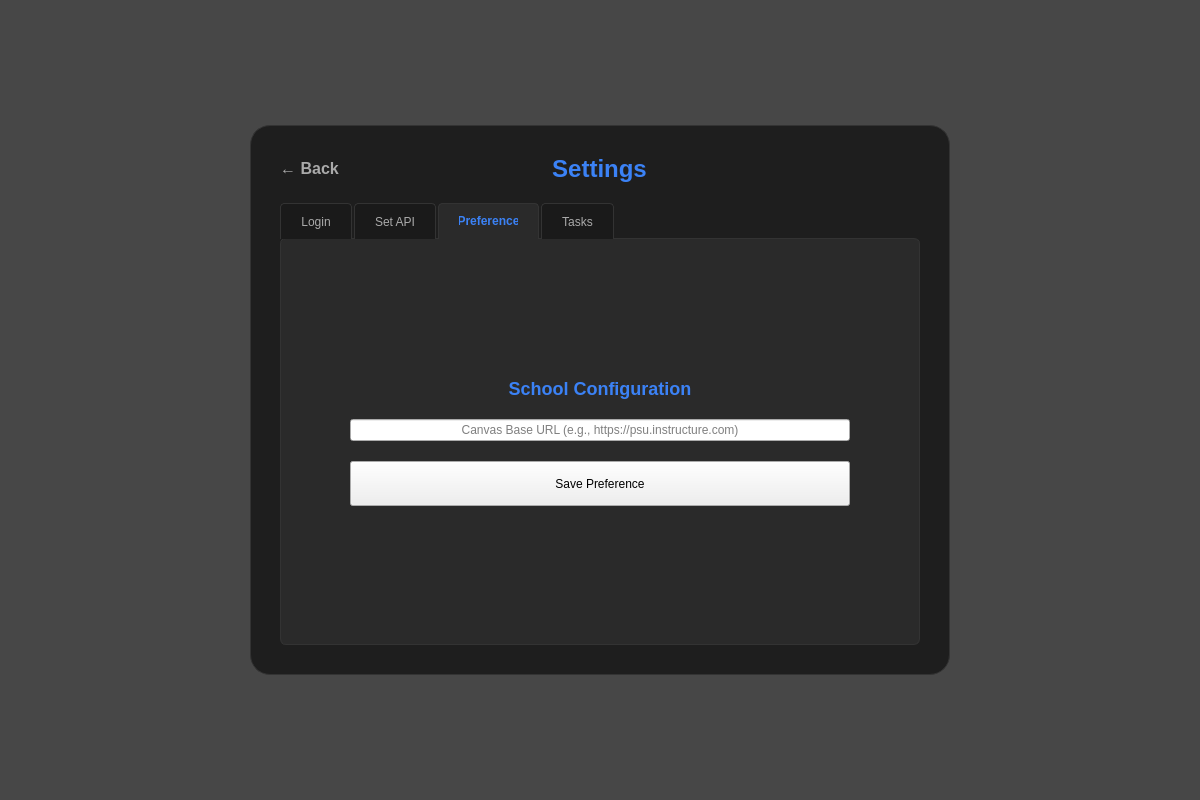
Before: the Qt Designer form gui/ui/settings_overlay.ui in s1lently/canvas_decon, drawn with Qt 5.
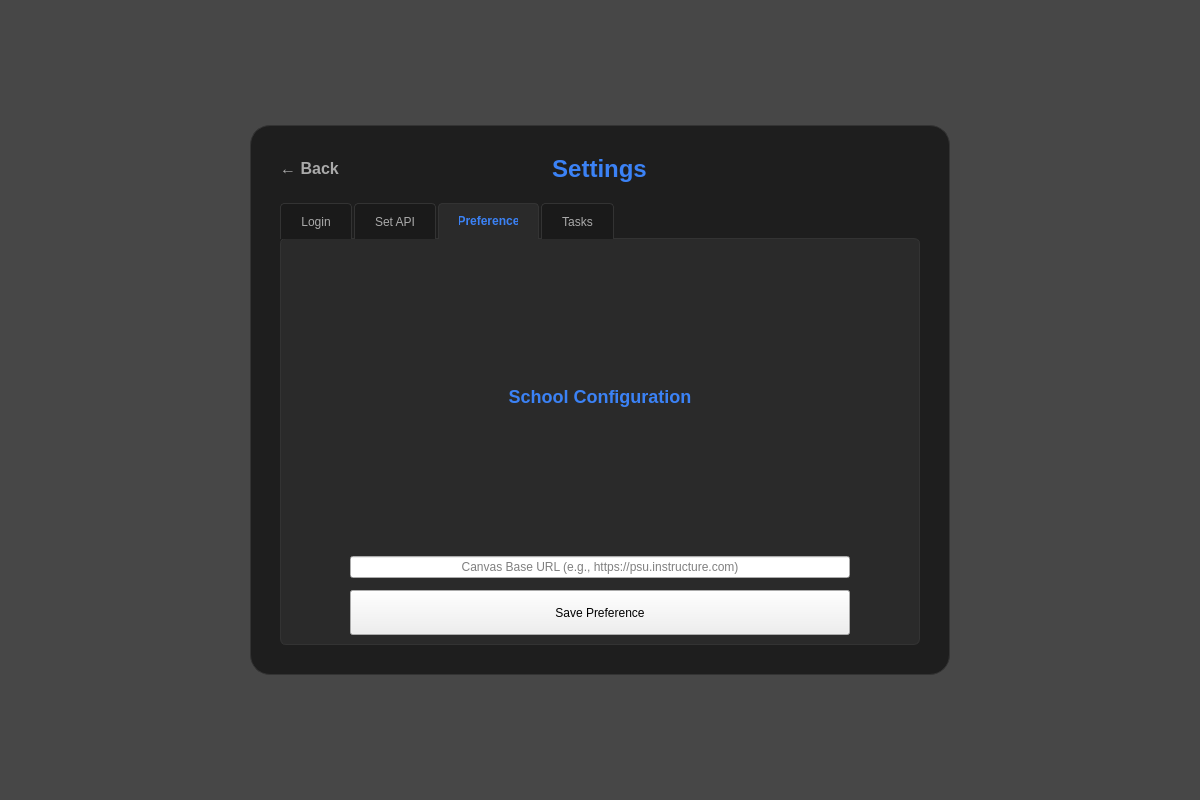
After: the same form once the commit is applied. The open tabs and pages were chosen to show the change.

The edit to the form file:
```diff
--- a/gui/ui/settings_overlay.ui
+++ b/gui/ui/settings_overlay.ui
@@ -612,19 +612,6 @@
             <string>Preference</string>
            </attribute>
            <layout class="QVBoxLayout" name="preferenceTabLayout">
-            <item>
-             <spacer name="prefTopSpacer">
-              <property name="orientation">
-               <enum>Qt::Vertical</enum>
-              </property>
-              <property name="sizeHint" stdset="0">
-               <size>
-                <width>20</width>
-                <height>40</height>
-               </size>
-              </property>
-             </spacer>
-            </item>
             <item>
              <layout class="QHBoxLayout" name="prefCenterLayout">
               <item>
@@ -643,7 +630,7 @@
               <item>
                <layout class="QVBoxLayout" name="prefFormLayout">
                 <property name="spacing">
-                 <number>20</number>
+                 <number>12</number>
                 </property>
                 <item>
                  <widget class="QLabel" name="prefTitleLabel">
@@ -710,19 +697,6 @@
               </item>
              </layout>
             </item>
-            <item>
-             <spacer name="prefBottomSpacer">
-              <property name="orientation">
-               <enum>Qt::Vertical</enum>
-              </property>
-              <property name="sizeHint" stdset="0">
-               <size>
-                <width>20</width>
-                <height>40</height>
-               </size>
-              </property>
-             </spacer>
-            </item>
            </layout>
           </widget>
           <widget class="QWidget" name="tasksTab">
```
